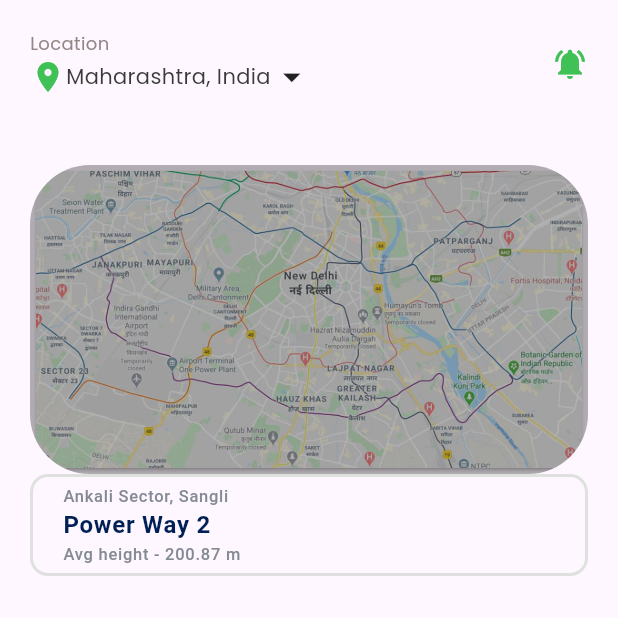
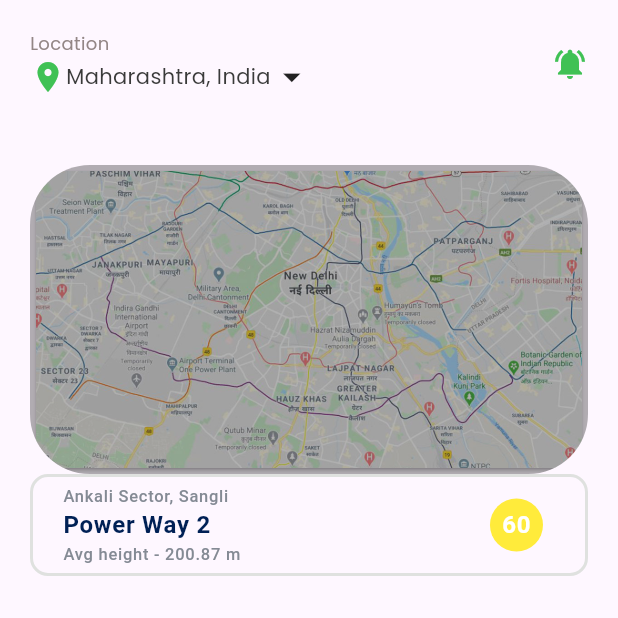
Before and after one commit to pun33t19/Transform_guard, a Flutter app: the screen it shows after launch, on a phone screen of 412 x 824 dp, the top half of it. Run offline on Flutter 3.47's test engine with Material 2 defaults, Android fonts, the phone set to English and light mode, and no system bars; our stand-ins replace google_fonts, photo_view.

Commit message:
added wonderful colors to numbers in list tile, superr gooddd

```diff
--- a/lib/home_page.dart
+++ b/lib/home_page.dart
@@ -9,7 +9,7 @@ class HomeScreen extends StatelessWidget {
 
   @override
   Widget build(BuildContext context) {
-    final list = [CustomListItem(text1: "Ankali Sector, Sangli",text2: "Power Way 2",text3: "Avg height - 200.87 m")];
+    final list = [CustomListItem(text1: "Ankali Sector, Sangli",text2: "Power Way 2",text3: "Avg height - 200.87 m", trailingNumber: 60,)];
 
     final height = MediaQuery.of(context).size.height;
     final width = MediaQuery.of(context).size.width;
--- a/lib/list_screen.dart
+++ b/lib/list_screen.dart
@@ -4,6 +4,7 @@ class CustomListItem extends StatelessWidget {
   final String text1;
   final String text2;
   final String text3;
+  final int trailingNumber;
   // final String imagePath;
   final Function()? onTap;
 
@@ -11,6 +12,7 @@ class CustomListItem extends StatelessWidget {
     required this.text1,
     required this.text2,
     required this.text3,
+    required this.trailingNumber,
     // required this.imagePath,
     this.onTap,
   });
@@ -52,7 +54,21 @@ class CustomListItem extends StatelessWidget {
                   ),
                 ],
               ),
-              // trailing: Image.asset(imagePath),
+              trailing: Container(
+              decoration: BoxDecoration(
+                shape: BoxShape.circle,
+                color: trailingNumber>80?Colors.red:trailingNumber>50?Colors.yellow:Colors.green, // Customize the circle color as needed
+              ),
+              padding: EdgeInsets.all(8.0), // Adjust the padding as needed
+              child: Text(
+                trailingNumber.toString(), // Convert the number to a string
+                style: TextStyle(
+                  fontWeight: FontWeight.bold,
+                  fontSize: 16.0,
+                  color: Colors.white, // Customize the number color
+                ),
+              ),
+              ),
               onTap: onTap,
             ),
           ),
```
